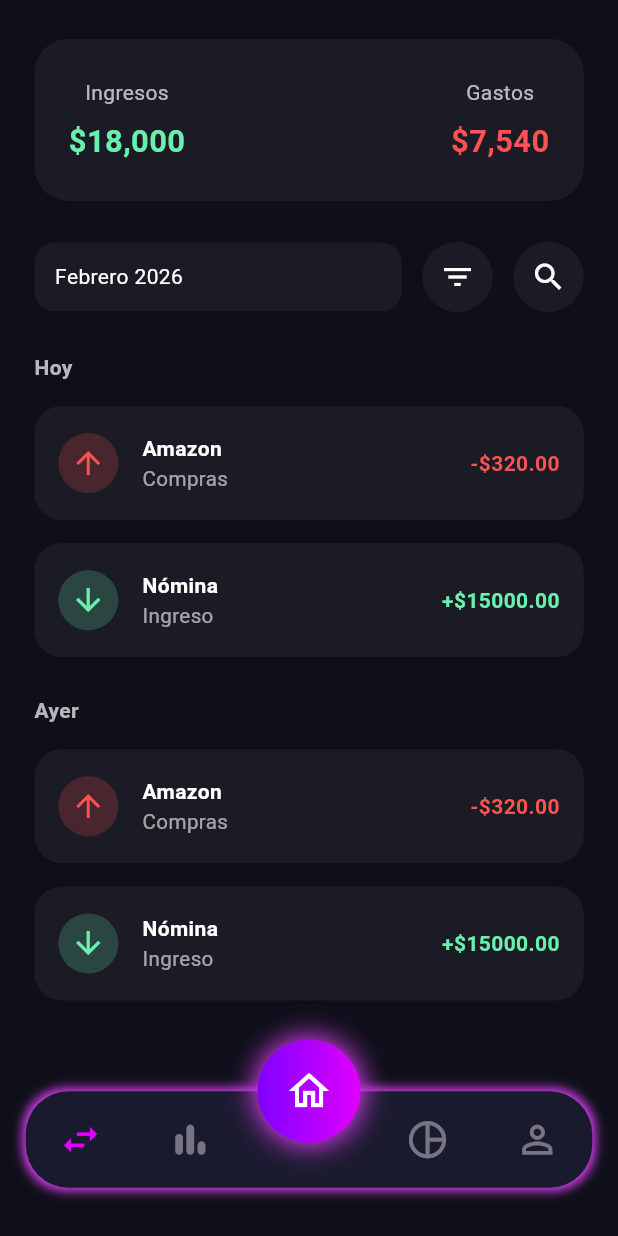
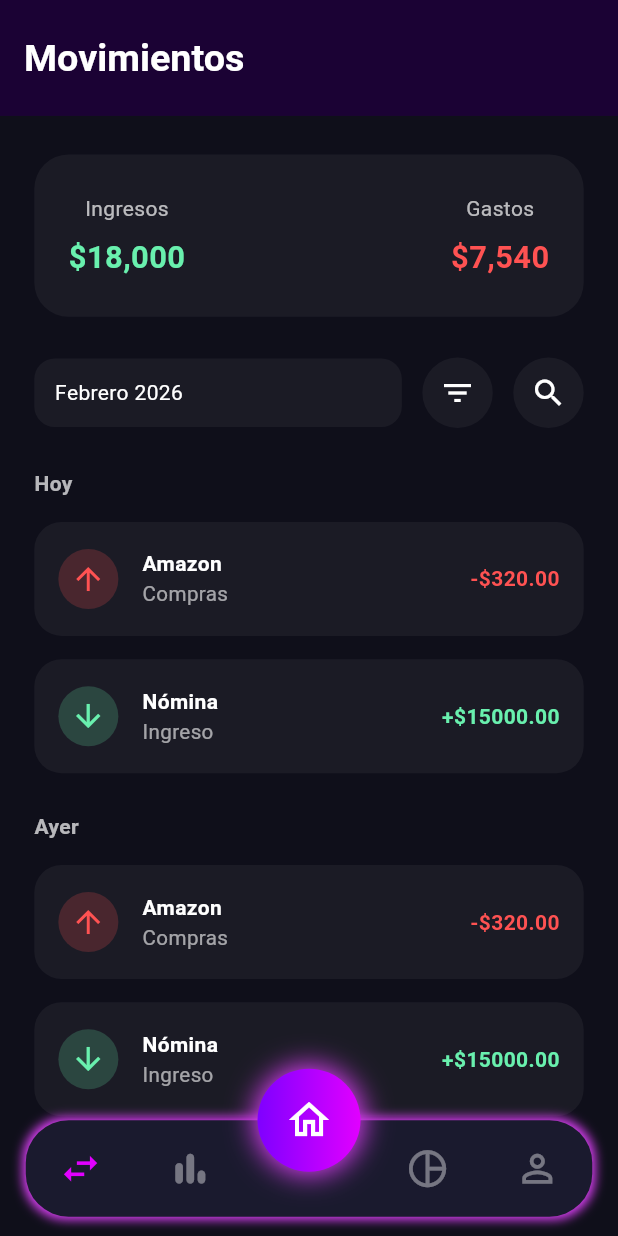
Before and after one commit to AlfonsoDiaz09/dynora_finance, a Flutter app: the screen it shows after launch, after a tap on the "swap horiz" icon, on a phone screen of 412 x 824 dp. Run offline on Flutter 3.47's test engine with Material 3 defaults, Android fonts, the phone set to English and light mode, and no system bars; our stand-ins replace flutter_bloc, flutter_screenutil, flutter_svg, get_it, go_router, logger.

Commit message:
feat: Router navigation changed to tabbed browsing

```diff
--- a/lib/app/bloc/navigation/navigation_bloc.dart
+++ /dev/null
@@ -1,29 +0,0 @@
-import 'package:dynora_finance/main.dart';
-import 'package:dynora_finance/app/router/router.dart';
-import 'package:flutter_bloc/flutter_bloc.dart';
-
-part 'navigation_state.dart';
-part 'navigation_event.dart';
-
-class NavigationBloc extends Bloc<NavigationEvent, NavigationState> {
-  NavigationBloc() : super(NavigationState.initial()) {
-    on<NavigationEvent>((event, emit) {});
-
-    on<NavigateTo>((event, emit) {
-      emit(
-        state.copyWith(navigateTo: event.route, isPushNavigation: event.isPush),
-      );
-    });
-
-    on<RouteChanged>((event, emit) {
-      logger.i('CurrentRoute: ${event.route}');
-      emit(
-        state.copyWith(
-          currentRoute: event.route,
-          navigateTo: null,
-          isPushNavigation: false,
-        ),
-      );
-    });
-  }
-}
--- a/lib/app/bloc/navigation/navigation_event.dart
+++ /dev/null
@@ -1,14 +0,0 @@
-part of 'navigation_bloc.dart';
-
-class NavigationEvent {}
-
-class NavigateTo extends NavigationEvent {
-  final String route;
-  final bool isPush;
-  NavigateTo(this.route, {this.isPush = false});
-}
-
-class RouteChanged extends NavigationEvent {
-  final String route;
-  RouteChanged(this.route);
-}
--- a/lib/app/bloc/navigation/navigation_state.dart
+++ /dev/null
@@ -1,28 +0,0 @@
-part of 'navigation_bloc.dart';
-
-class NavigationState {
-  final String currentRoute;
-  final String? navigateTo;
-  final bool isPushNavigation;
-
-  const NavigationState({
-    required this.currentRoute,
-    this.navigateTo,
-    this.isPushNavigation = false,
-  });
-
-  NavigationState copyWith({
-    String? currentRoute,
-    String? navigateTo,
-    bool? isPushNavigation,
-  }) {
-    return NavigationState(
-      currentRoute: currentRoute ?? this.currentRoute,
-      navigateTo: navigateTo,
-      isPushNavigation: isPushNavigation ?? this.isPushNavigation,
-    );
-  }
-
-  static NavigationState initial() =>
-      NavigationState(currentRoute: AppRoutes.splash);
-}
--- /dev/null
+++ b/lib/app/bloc/navigation_cubit/navigation_cubit.dart
@@ -0,0 +1,7 @@
+import 'package:flutter_bloc/flutter_bloc.dart';
+
+class NavigationCubit extends Cubit<int> {
+  NavigationCubit() : super(0);
+
+  void changeIndex(int index) => emit(index);
+}
--- a/lib/app/layouts/app_shell.dart
+++ /dev/null
@@ -1,12 +0,0 @@
-import 'package:flutter/material.dart';
-
-class AppShell extends StatelessWidget {
-  const AppShell({super.key, required this.child});
-
-  final Widget child;
-
-  @override
-  Widget build(BuildContext context) {
-    return Scaffold(backgroundColor: Color(0xff0F0F1A), body: child);
-  }
-}
--- a/lib/app/layouts/main_layout.dart
+++ b/lib/app/layouts/main_layout.dart
@@ -1,40 +1,68 @@
-import 'package:dynora_finance/app/bloc/navigation/navigation_bloc.dart';
+import 'package:dynora_finance/app/bloc/navigation_cubit/navigation_cubit.dart';
+import 'package:dynora_finance/shared/widgets/add_transaction_sheet.dart';
+import 'package:dynora_finance/shared/widgets/app_bar/custom_appbar.dart';
+import 'package:dynora_finance/shared/widgets/bottom_nav/bottom_nav_bar.dart';
+import 'package:dynora_finance/shared/widgets/bottom_nav/quick_action_button.dart';
 import 'package:flutter/material.dart';
 import 'package:flutter_bloc/flutter_bloc.dart';
 import 'package:go_router/go_router.dart';
 
 class MainLayout extends StatelessWidget {
-  MainLayout({super.key, required this.child});
+  MainLayout({super.key, required this.navigationShell});
 
-  final Widget child;
+  final StatefulNavigationShell navigationShell;
   final GlobalKey<ScaffoldState> scaffoldKey = GlobalKey<ScaffoldState>();
+
+  final List _names = [
+    'Movimientos',
+    'Estadisticas',
+    'Inicio',
+    'Presupuesto',
+    'Perfil',
+  ];
+  final List _canBack = [false, true, true, true, false];
+
+  void _onTap(BuildContext context, int index) {
+    context.read<NavigationCubit>().changeIndex(index);
+    navigationShell.goBranch(
+      index,
+      initialLocation: index == navigationShell.currentIndex,
+    );
+  }
+
+  void _onFastActionTap(BuildContext context) {
+    showModalBottomSheet(
+      context: context,
+      backgroundColor: Colors.transparent,
+      isScrollControlled: true,
+      builder: (_) => AddTransactionSheet(),
+    );
+  }
 
   @override
   Widget build(BuildContext context) {
-    return BlocListener<NavigationBloc, NavigationState>(
-      listenWhen: (prev, curr) => curr.navigateTo != null,
-      listener: (context, state) {
-        context.go(state.navigateTo!);
-      },
-      child: PopScope(
-        canPop: false,
-        child: Scaffold(
-          key: scaffoldKey,
-          body: Container(
-            width: double.infinity,
-            decoration: BoxDecoration(
-              gradient: LinearGradient(
-                begin: Alignment.topCenter,
-                end: Alignment.bottomCenter,
-                colors: [
-                  Color.fromRGBO(18, 18, 18, 1),
-                  Color.fromRGBO(30, 30, 30, 1),
-                  Color.fromRGBO(42, 42, 42, 1),
-                ],
-              ),
-            ),
-            child: SafeArea(child: child),
-          ),
+    final int currentIndex = navigationShell.currentIndex;
+    return PopScope(
+      canPop: false,
+      child: Scaffold(
+        key: scaffoldKey,
+        extendBody: true,
+        backgroundColor: Color(0xff0F0F1A),
+        appBar: CustomAppbar(
+          indexCurrent: currentIndex,
+          title: _names[currentIndex],
+          canBack: _canBack[currentIndex],
+        ),
+        body: SafeArea(child: navigationShell),
+        floatingActionButton: QuickActionButton(
+          currentIndex: navigationShell.currentIndex,
+          onTap: (index) => _onTap(context, index),
+          onFastActionTap: () => _onFastActionTap(context),
+        ),
+        floatingActionButtonLocation: FloatingActionButtonLocation.centerDocked,
+        bottomNavigationBar: BottomNavBar(
+          currentIndex: navigationShell.currentIndex,
+          onTap: (index) => _onTap(context, index),
         ),
       ),
     );
--- a/lib/app/layouts/main_navigation.dart
+++ /dev/null
@@ -1,80 +0,0 @@
-import 'package:dynora_finance/features/budget/presentation/pages/budget/budget_page.dart';
-import 'package:dynora_finance/features/home/presentation/pages/home/home_page.dart';
-import 'package:dynora_finance/features/movements/presentation/pages/movements/movements_page.dart';
-import 'package:dynora_finance/features/profile/presentation/pages/profile/profile_page.dart';
-import 'package:dynora_finance/features/stats/presentation/pages/stats/stats_page.dart';
-import 'package:dynora_finance/shared/widgets/add_transaction_sheet.dart';
-import 'package:dynora_finance/shared/widgets/app_bar/custom_appbar.dart';
-import 'package:dynora_finance/shared/widgets/bottom_nav/bottom_nav_bar.dart';
-import 'package:dynora_finance/shared/widgets/bottom_nav/quick_action_button.dart';
-import 'package:flutter/material.dart';
-
-class MainNavigation extends StatefulWidget {
-  const MainNavigation({super.key});
-
-  @override
-  State<MainNavigation> createState() => _MainNavigationState();
-}
-
-class _MainNavigationState extends State<MainNavigation> {
-  int _currentIndex = 2;
-
-  final List<Widget> _pages = [
-    MovementsPage(),
-    StatsPage(),
-    HomePage(),
-    BudgetPage(),
-    ProfilePage(),
-  ];
-
-  final List _names = [
-    'Movimientos',
-    'Estadisticas',
-    'Inicio',
-    'Presupuesto',
-    'Perfil',
-  ];
-
-  final List _canBack = [true, true, false, true, false];
-
-  void _onItemTapped(int index) {
-    setState(() {
-      _currentIndex = index;
-    });
-  }
-
-  void _onFastActionTap() {
-    showModalBottomSheet(
-      context: context,
-      backgroundColor: Colors.transparent,
-      isScrollControlled: true,
-      builder: (_) => AddTransactionSheet(),
-    );
-  }
-
-  @override
-  Widget build(BuildContext context) {
-    return Scaffold(
-      extendBody: true,
-      backgroundColor: const Color(0xff0F0F1A),
-      appBar: CustomAppbar(
-        indexCurrent: _currentIndex,
-        title: _names[_currentIndex],
-        canBack: _canBack[_currentIndex],
-      ),
-      body: SafeArea(
-        child: IndexedStack(index: _currentIndex, children: _pages),
-      ),
-      floatingActionButton: QuickActionButton(
-        currentIndex: _currentIndex,
-        onTap: _onItemTapped,
-        onFastActionTap: _onFastActionTap,
-      ),
-      floatingActionButtonLocation: FloatingActionButtonLocation.centerDocked,
-      bottomNavigationBar: BottomNavBar(
-        currentIndex: _currentIndex,
-        onTap: _onItemTapped,
-      ),
-    );
-  }
-}
--- a/lib/app/router/router.dart
+++ b/lib/app/router/router.dart
@@ -1,10 +1,13 @@
-import 'package:dynora_finance/app/bloc/navigation/navigation_bloc.dart';
-import 'package:dynora_finance/app/layouts/app_shell.dart';
-import 'package:dynora_finance/app/layouts/main_navigation.dart';
+import 'package:dynora_finance/app/layouts/main_layout.dart';
 import 'package:dynora_finance/features/about/presentation/pages/about/about_page.dart';
 import 'package:dynora_finance/features/auth/presentation/pages/login/login_page.dart';
 import 'package:dynora_finance/features/auth/presentation/pages/register/register_page.dart';
+import 'package:dynora_finance/features/budget/presentation/pages/budget/budget_page.dart';
+import 'package:dynora_finance/features/home/presentation/pages/home/home_page.dart';
+import 'package:dynora_finance/features/movements/presentation/pages/movements/movements_page.dart';
+import 'package:dynora_finance/features/profile/presentation/pages/profile/profile_page.dart';
 import 'package:dynora_finance/features/splash/presentation/pages/splash/splash_page.dart';
+import 'package:dynora_finance/features/stats/presentation/pages/stats/stats_page.dart';
 import 'package:flutter/material.dart';
 import 'package:go_router/go_router.dart';
 
@@ -15,17 +18,21 @@ abstract class AppRoutes {
   static const login = '/login';
   static const register = '/register';
   static const about = '/about';
-  static const main = '/main';
+  static const home = '/home';
+  static const movements = '/movements';
+  static const stats = '/stats';
+  static const budget = '/budget';
+  static const profile = '/profile';
 }
 
 abstract class LoaderIds {
   static const splashLoader = 'splash_loader';
 }
 
-GoRouter createRouter(NavigationBloc navigationBloc) {
-  final GoRouter router = GoRouter(
+GoRouter createRouter() {
+  return GoRouter(
     navigatorKey: navigatorKey,
-    initialLocation: AppRoutes.main,
+    initialLocation: AppRoutes.home,
     routes: [
       GoRoute(
         path: AppRoutes.splash,
@@ -42,30 +49,62 @@ GoRouter createRouter(NavigationBloc navigationBloc) {
         name: AppRoutes.register,
         builder: (_, __) => RegisterPage(),
       ),
-      ShellRoute(
-        builder: (context, state, child) => AppShell(child: child),
-        routes: [
-          GoRoute(
-            path: AppRoutes.about,
-            name: AppRoutes.about,
-            builder: (_, __) => AboutPage(),
+      GoRoute(
+        path: AppRoutes.about,
+        name: AppRoutes.about,
+        builder: (_, __) => AboutPage(),
+      ),
+      StatefulShellRoute.indexedStack(
+        builder: (context, state, navigationShell) =>
+            MainLayout(navigationShell: navigationShell),
+        branches: [
+          StatefulShellBranch(
+            routes: [
+              GoRoute(
+                path: AppRoutes.movements,
+                name: AppRoutes.movements,
+                builder: (_, __) => MovementsPage(),
+              ),
+            ],
           ),
-          GoRoute(
-            path: AppRoutes.main,
-            name: AppRoutes.main,
-            builder: (_, __) => MainNavigation(),
+          StatefulShellBranch(
+            routes: [
+              GoRoute(
+                path: AppRoutes.stats,
+                name: AppRoutes.stats,
+                builder: (_, __) => StatsPage(),
+              ),
+            ],
+          ),
+          StatefulShellBranch(
+            routes: [
+              GoRoute(
+                path: AppRoutes.home,
+                name: AppRoutes.home,
+                builder: (_, __) => HomePage(),
+              ),
+            ],
+          ),
+          StatefulShellBranch(
+            routes: [
+              GoRoute(
+                path: AppRoutes.budget,
+                name: AppRoutes.budget,
+                builder: (_, __) => BudgetPage(),
+              ),
+            ],
+          ),
+          StatefulShellBranch(
+            routes: [
+              GoRoute(
+                path: AppRoutes.profile,
+                name: AppRoutes.profile,
+                builder: (_, __) => ProfilePage(),
+              ),
+            ],
           ),
         ],
       ),
     ],
   );
-
-  router.routerDelegate.addListener(() {
-    final currentName = router.state.name;
-    if (currentName != null) {
-      navigationBloc.add(RouteChanged(currentName));
-    }
-  });
-
-  return router;
 }
--- a/lib/features/auth/presentation/pages/login/widgets/form_login.dart
+++ b/lib/features/auth/presentation/pages/login/widgets/form_login.dart
@@ -1,9 +1,6 @@
-import 'package:dynora_finance/app/bloc/navigation/navigation_bloc.dart';
 import 'package:dynora_finance/features/auth/presentation/pages/widgets/button.dart';
 import 'package:dynora_finance/features/auth/presentation/pages/widgets/input_field.dart';
-import 'package:dynora_finance/app/router/router.dart';
 import 'package:flutter/material.dart';
-import 'package:flutter_bloc/flutter_bloc.dart';
 import 'package:flutter_screenutil/flutter_screenutil.dart';
 
 class FormLogin extends StatelessWidget {
@@ -36,7 +33,7 @@ class FormLogin extends StatelessWidget {
         SizedBox(height: 16.h),
         TextButton(
           onPressed: () {
-            context.read<NavigationBloc>().add(NavigateTo(AppRoutes.register));
+            // TODO: Navigate to register
           },
           child: Text("Crear cuenta", style: TextStyle(color: Colors.white70)),
         ),
--- a/lib/features/auth/presentation/pages/register/widgets/form_register.dart
+++ b/lib/features/auth/presentation/pages/register/widgets/form_register.dart
@@ -1,9 +1,6 @@
-import 'package:dynora_finance/app/bloc/navigation/navigation_bloc.dart';
 import 'package:dynora_finance/features/auth/presentation/pages/widgets/button.dart';
 import 'package:dynora_finance/features/auth/presentation/pages/widgets/input_field.dart';
-import 'package:dynora_finance/app/router/router.dart';
 import 'package:flutter/material.dart';
-import 'package:flutter_bloc/flutter_bloc.dart';
 import 'package:flutter_screenutil/flutter_screenutil.dart';
 
 class FormRegister extends StatelessWidget {
@@ -44,7 +41,7 @@ class FormRegister extends StatelessWidget {
         SizedBox(height: 16.h),
         TextButton(
           onPressed: () {
-            context.read<NavigationBloc>().add(NavigateTo(AppRoutes.login));
+            // TODO: Navigate to login
           },
           child: Text(
             "Ya tengo cuenta",
--- a/lib/features/splash/presentation/pages/splash/widgets/button_start.dart
+++ b/lib/features/splash/presentation/pages/splash/widgets/button_start.dart
@@ -1,9 +1,6 @@
-import 'package:dynora_finance/app/bloc/navigation/navigation_bloc.dart';
 import 'package:dynora_finance/features/splash/presentation/pages/splash/widgets/fade_slide.dart';
 import 'package:dynora_finance/features/splash/presentation/pages/splash/widgets/primary_button.dart';
-import 'package:dynora_finance/app/router/router.dart';
 import 'package:flutter/material.dart';
-import 'package:flutter_bloc/flutter_bloc.dart';
 
 class ButtonStart extends StatelessWidget {
   const ButtonStart({super.key});
@@ -15,7 +12,7 @@ class ButtonStart extends StatelessWidget {
       child: PrimaryButton(
         text: "Comenzar",
         onTap: () {
-          context.read<NavigationBloc>().add(NavigateTo(AppRoutes.login));
+          // TODO: Navigate to login
         },
       ),
     );
--- a/lib/init_dependencies.dart
+++ b/lib/init_dependencies.dart
@@ -1,4 +1,4 @@
-import 'package:dynora_finance/app/bloc/navigation/navigation_bloc.dart';
+import 'package:dynora_finance/app/bloc/navigation_cubit/navigation_cubit.dart';
 import 'package:get_it/get_it.dart';
 
 part 'init_dependencies.main.dart';
--- a/lib/init_dependencies.main.dart
+++ b/lib/init_dependencies.main.dart
@@ -8,5 +8,5 @@ Future<void> initDependencies() async {
 }
 
 void _initApp(){
-   serviceLocator.registerLazySingleton(() => NavigationBloc());
+   serviceLocator.registerLazySingleton(() => NavigationCubit());
 }
--- a/lib/main.dart
+++ b/lib/main.dart
@@ -1,6 +1,6 @@
+import 'package:dynora_finance/app/bloc/navigation_cubit/navigation_cubit.dart';
 import 'package:dynora_finance/core/logs/logger_output.dart';
 import 'package:dynora_finance/init_dependencies.dart';
-import 'package:dynora_finance/app/bloc/navigation/navigation_bloc.dart';
 import 'package:dynora_finance/app/router/router.dart';
 import 'package:flutter/material.dart';
 import 'package:flutter_bloc/flutter_bloc.dart';
@@ -11,10 +11,10 @@ import 'package:flutter_localizations/flutter_localizations.dart';
 var logger = LoggerOutput().logger;
 
 void main() async {
+  WidgetsFlutterBinding.ensureInitialized();
   await initDependencies();
 
-  final navigationBloc = serviceLocator<NavigationBloc>();
-  final routerconfig = createRouter(navigationBloc);
+  final routerconfig = createRouter();
 
   runApp(MyApp(router: routerconfig));
 }
@@ -28,7 +28,7 @@ class MyApp extends StatelessWidget {
   Widget build(BuildContext context) {
     return MultiBlocProvider(
       providers: [
-        BlocProvider(create: (_) => serviceLocator<NavigationBloc>()),
+        BlocProvider(create: (_) => serviceLocator<NavigationCubit>()),
       ],
       child: ScreenUtilInit(
         designSize: const Size(360, 640),
--- a/lib/shared/widgets/app_bar/custom_appbar.dart
+++ b/lib/shared/widgets/app_bar/custom_appbar.dart
@@ -1,4 +1,3 @@
-import 'package:dynora_finance/app/bloc/navigation/navigation_bloc.dart';
 import 'package:dynora_finance/app/router/router.dart';
 import 'package:dynora_finance/shared/widgets/app_bar/appbar_help.dart';
 import 'package:dynora_finance/shared/widgets/app_bar/appbar_notifications.dart';
@@ -6,6 +5,7 @@ import 'package:dynora_finance/shared/widgets/app_bar/appbar_profile.dart';
 import 'package:flutter/material.dart';
 import 'package:flutter_bloc/flutter_bloc.dart';
 import 'package:flutter_screenutil/flutter_screenutil.dart';
+import 'package:go_router/go_router.dart';
 
 final excludedRoutesAppbar = [
   AppRoutes.splash,
@@ -13,48 +13,47 @@ final excludedRoutesAppbar = [
   AppRoutes.register,
 ];
 
-final excludedIndexAppbar = [];
+final hasProfileAppbar = [AppRoutes.home];
 
 class CustomAppbar extends StatelessWidget implements PreferredSizeWidget {
   const CustomAppbar({
     super.key,
     this.height,
-    this.indexCurrent,
+    this.indexCurrent = 0,
     this.canBack = false,
     this.title,
   });
 
   final double? height;
-  final int? indexCurrent;
+  final int indexCurrent;
   final bool canBack;
   final String? title;
 
   @override
   Widget build(BuildContext context) {
-    return BlocSelector<NavigationBloc, NavigationState, String?>(
-      selector: (state) {
-        if (excludedRoutesAppbar.contains(state.currentRoute) ||
-            excludedIndexAppbar.contains(indexCurrent)) {
-          return null;
-        }
-        return state.currentRoute;
-      },
-      builder: (context, state) {
-        if (state == null) {
-          return SizedBox.shrink();
-        }
-        return AppBar(
+    final location = GoRouterState.of(context).uri.toString();
+    final showAppBar = !excludedRoutesAppbar.contains(location);
+
+    return !showAppBar
+        ? SizedBox.shrink()
+        : AppBar(
             toolbarHeight: height ?? 60.h,
             backgroundColor: Color(0xFF1B0234),
-          leading: canBack
+            leading: canBack && context.canPop()
                 ? InkWell(
-                  onTap: () {},
+                    onTap: () {
+                      if (context.canPop()) {
+                        context.pop();
+                      } else {
+                        context.go(AppRoutes.home);
+                      }
+                    },
                     child: Icon(Icons.arrow_back_rounded, color: Colors.white),
                   )
                 : null,
-          title: indexCurrent == 2 ? _appbarProfile() : _appbarTitle(),
-        );
-      },
+            title: hasProfileAppbar.contains(location)
+                ? _appbarProfile()
+                : _appbarTitle(),
           );
   }
 
--- a/lib/shared/widgets/bottom_nav/bottom_nav_bar.dart
+++ b/lib/shared/widgets/bottom_nav/bottom_nav_bar.dart
@@ -16,7 +16,7 @@ class BottomNavBar extends StatelessWidget {
   Widget build(BuildContext context) {
     return Container(
       height: 50.h,
-      margin: EdgeInsets.only(bottom: 25.h, left: 15.w, right: 15.w),
+      margin: EdgeInsets.only(bottom: 10.h, left: 15.w, right: 15.w),
       decoration: BoxDecoration(
         color: Color(0xff1A1A2E),
         borderRadius: BorderRadius.all(Radius.circular(25.r)),
```
Lines whose indentation alone changed are shown as unchanged.
